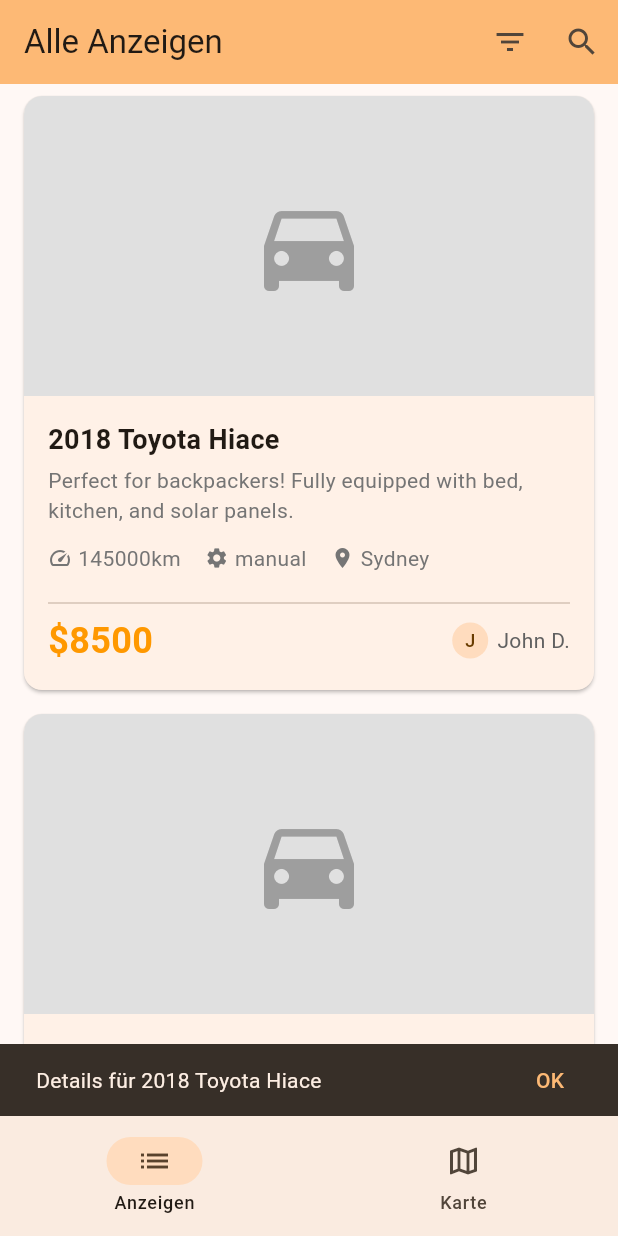
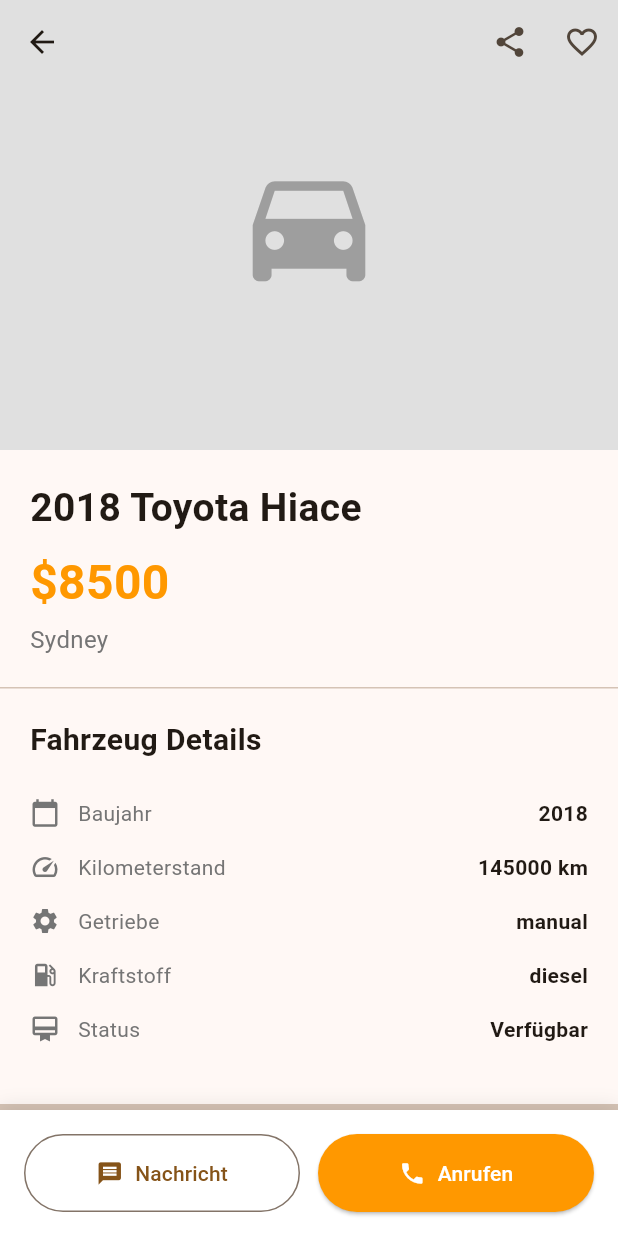
Before and after one commit to ben24188/Backpacker-Wheels, a Flutter app: the screen it shows after launch, after a tap on an icon or button, on a phone screen of 412 x 824 dp. Run offline on Flutter 3.47's test engine with Material 3 defaults, Android fonts, the phone set to English and light mode, and no system bars; our stand-ins replace flutter_map, latlong2, supabase_flutter; accounts and stored records are empty; statements that could not run were skipped.

Commit message:
Detail-Seite mit Foto-Galerie, Specs, Map und Verkäufer-Info

```diff
--- a/lib/screens/feed_screen.dart
+++ b/lib/screens/feed_screen.dart
@@ -2,6 +2,7 @@
 import 'package:latlong2/latlong.dart';
 import '../models/vehicle.dart';
 import '../widgets/vehicle_card.dart';
+import 'vehicle_detail_screen.dart';
 
 class FeedScreen extends StatefulWidget {
   const FeedScreen({super.key});
@@ -200,15 +201,11 @@
   }
 
   void _showVehicleDetails(Vehicle vehicle) {
-    ScaffoldMessenger.of(context).showSnackBar(
-      SnackBar(
-        content: Text('Details für ${vehicle.fullTitle}'),
-        action: SnackBarAction(
-          label: 'OK',
-          onPressed: () {},
-        ),
+    Navigator.push(
+      context,
+      MaterialPageRoute(
+        builder: (context) => VehicleDetailScreen(vehicle: vehicle),
       ),
     );
-    // TODO: Navigation zur Detail-Seite
   }
 }
--- a/lib/screens/map_screen.dart
+++ b/lib/screens/map_screen.dart
@@ -1,6 +1,8 @@
 import 'package:flutter/material.dart';
 import 'package:flutter_map/flutter_map.dart';
 import 'package:latlong2/latlong.dart';
+import '../models/vehicle.dart';
+import 'vehicle_detail_screen.dart';
 
 class MapScreen extends StatefulWidget {
   const MapScreen({super.key});
@@ -149,85 +151,42 @@
   }
 
   void _showCarDetails(CarMarker carMarker) {
-    showModalBottomSheet(
-      context: context,
-      builder: (context) => Container(
-        padding: const EdgeInsets.all(20),
-        child: Column(
-          mainAxisSize: MainAxisSize.min,
-          crossAxisAlignment: CrossAxisAlignment.start,
-          children: [
-            Row(
-              children: [
-                const Icon(Icons.directions_car, size: 40, color: Colors.orange),
-                const SizedBox(width: 15),
-                Expanded(
-                  child: Column(
-                    crossAxisAlignment: CrossAxisAlignment.start,
-                    children: [
-                      Text(
-                        carMarker.title,
-                        style: const TextStyle(
-                          fontSize: 20,
-                          fontWeight: FontWeight.bold,
-                        ),
-                      ),
-                      Text(
-                        'Verkäufer: ${carMarker.seller}',
-                        style: TextStyle(color: Colors.grey[600]),
-                      ),
-                    ],
-                  ),
-                ),
-              ],
-            ),
-            const SizedBox(height: 15),
-            const Divider(),
-            const SizedBox(height: 10),
-            Row(
-              mainAxisAlignment: MainAxisAlignment.spaceBetween,
-              children: [
-                Column(
-                  crossAxisAlignment: CrossAxisAlignment.start,
-                  children: [
-                    Text(
-                      'Preis',
-                      style: TextStyle(
-                        color: Colors.grey[600],
-                        fontSize: 12,
-                      ),
-                    ),
-                    Text(
-                      carMarker.price,
-                      style: const TextStyle(
-                        fontSize: 24,
-                        fontWeight: FontWeight.bold,
-                        color: Colors.orange,
-                      ),
-                    ),
-                  ],
-                ),
-                ElevatedButton.icon(
-                  onPressed: () {
-                    Navigator.pop(context);
-                    ScaffoldMessenger.of(context).showSnackBar(
-                      SnackBar(content: Text('Details für ${carMarker.title}')),
-                    );
-                  },
-                  icon: const Icon(Icons.arrow_forward),
-                  label: const Text('Details'),
-                  style: ElevatedButton.styleFrom(
-                    backgroundColor: Colors.orange,
-                    foregroundColor: Colors.white,
-                  ),
-                ),
-              ],
-            ),
-            const SizedBox(height: 10),
-          ],
-        ),
+    // Erstelle ein temporäres Vehicle für Demo
+    final vehicle = Vehicle(
+      id: carMarker.title,
+      userId: 'demo',
+      title: carMarker.title,
+      description: 'Perfect campervan for your Australian adventure!',
+      make: carMarker.title.split(' ')[0],
+      model: carMarker.title.split(' ').skip(1).join(' '),
+      year: int.parse(carMarker.title.split(' ').last),
+      price: double.parse(carMarker.price.replaceAll(RegExp(r'[^\d.]'), '')),
+      location: carMarker.position,
+      city: _getCityFromPosition(carMarker.position),
+      images: [],
+      createdAt: DateTime.now(),
+      sellerName: carMarker.seller,
+      mileage: 150000,
+      transmission: 'manual',
+      fuelType: 'diesel',
+    );
+
+    Navigator.push(
+      context,
+      MaterialPageRoute(
+        builder: (context) => VehicleDetailScreen(vehicle: vehicle),
       ),
     );
+  }
+
+  String _getCityFromPosition(LatLng position) {
+    if (position.latitude > -34 && position.latitude < -33) return 'Sydney';
+    if (position.latitude > -38 && position.latitude < -37) return 'Melbourne';
+    if (position.latitude > -28 && position.latitude < -27) return 'Brisbane';
+    if (position.latitude > -32 && position.latitude < -31) return 'Perth';
+    if (position.latitude > -35 && position.latitude < -34) return 'Adelaide';
+    if (position.latitude > -13 && position.latitude < -12) return 'Darwin';
+    return 'Australia';
   }
 }
 
--- /dev/null
+++ b/lib/screens/vehicle_detail_screen.dart
@@ -0,0 +1,420 @@
+import 'package:flutter/material.dart';
+import 'package:flutter_map/flutter_map.dart';
+import 'package:latlong2/latlong.dart';
+import '../models/vehicle.dart';
+
+class VehicleDetailScreen extends StatefulWidget {
+  final Vehicle vehicle;
+
+  const VehicleDetailScreen({
+    super.key,
+    required this.vehicle,
+  });
+
+  @override
+  State<VehicleDetailScreen> createState() => _VehicleDetailScreenState();
+}
+
+class _VehicleDetailScreenState extends State<VehicleDetailScreen> {
+  int _currentImageIndex = 0;
+
+  @override
+  Widget build(BuildContext context) {
+    return Scaffold(
+      body: CustomScrollView(
+        slivers: [
+          // App Bar mit Bild
+          SliverAppBar(
+            expandedHeight: 300,
+            pinned: true,
+            flexibleSpace: FlexibleSpaceBar(
+              background: _buildImageGallery(),
+            ),
+            actions: [
+              IconButton(
+                icon: const Icon(Icons.share),
+                onPressed: () {
+                  ScaffoldMessenger.of(context).showSnackBar(
+                    const SnackBar(content: Text('Teilen-Funktion kommt bald!')),
+                  );
+                },
+              ),
+              IconButton(
+                icon: const Icon(Icons.favorite_border),
+                onPressed: () {
+                  ScaffoldMessenger.of(context).showSnackBar(
+                    const SnackBar(content: Text('Zu Favoriten hinzugefügt!')),
+                  );
+                },
+              ),
+            ],
+          ),
+
+          // Content
+          SliverToBoxAdapter(
+            child: Column(
+              crossAxisAlignment: CrossAxisAlignment.start,
+              children: [
+                // Preis & Titel
+                _buildHeader(),
+                const Divider(height: 1),
+
+                // Specs
+                _buildSpecs(),
+                const Divider(height: 32, thickness: 8),
+
+                // Beschreibung
+                _buildDescription(),
+                const Divider(height: 32, thickness: 8),
+
+                // Standort Map
+                _buildLocationSection(),
+                const Divider(height: 32, thickness: 8),
+
+                // Verkäufer
+                _buildSellerSection(),
+
+                const SizedBox(height: 100), // Platz für Button
+              ],
+            ),
+          ),
+        ],
+      ),
+      bottomNavigationBar: _buildBottomBar(),
+    );
+  }
+
+  Widget _buildImageGallery() {
+    if (widget.vehicle.images.isEmpty) {
+      return Container(
+        color: Colors.grey[300],
+        child: const Center(
+          child: Icon(Icons.directions_car, size: 100, color: Colors.grey),
+        ),
+      );
+    }
+
+    return Stack(
+      children: [
+        PageView.builder(
+          itemCount: widget.vehicle.images.length,
+          onPageChanged: (index) {
+            setState(() {
+              _currentImageIndex = index;
+            });
+          },
+          itemBuilder: (context, index) {
+            return Image.network(
+              widget.vehicle.images[index],
+              fit: BoxFit.cover,
+              errorBuilder: (context, error, stackTrace) {
+                return Container(
+                  color: Colors.grey[300],
+                  child: const Center(
+                    child: Icon(Icons.broken_image, size: 50),
+                  ),
+                );
+              },
+            );
+          },
+        ),
+
+        // Image Counter
+        if (widget.vehicle.images.length > 1)
+          Positioned(
+            bottom: 16,
+            right: 16,
+            child: Container(
+              padding: const EdgeInsets.symmetric(horizontal: 12, vertical: 6),
+              decoration: BoxDecoration(
+                color: Colors.black54,
+                borderRadius: BorderRadius.circular(20),
+              ),
+              child: Text(
+                '${_currentImageIndex + 1} / ${widget.vehicle.images.length}',
+                style: const TextStyle(
+                  color: Colors.white,
+                  fontWeight: FontWeight.bold,
+                ),
+              ),
+            ),
+          ),
+      ],
+    );
+  }
+
+  Widget _buildHeader() {
+    return Padding(
+      padding: const EdgeInsets.all(20),
+      child: Column(
+        crossAxisAlignment: CrossAxisAlignment.start,
+        children: [
+          Text(
+            widget.vehicle.fullTitle,
+            style: const TextStyle(
+              fontSize: 26,
+              fontWeight: FontWeight.bold,
+            ),
+          ),
+          const SizedBox(height: 8),
+          Text(
+            widget.vehicle.formattedPrice,
+            style: const TextStyle(
+              fontSize: 32,
+              fontWeight: FontWeight.bold,
+              color: Colors.orange,
+            ),
+          ),
+          const SizedBox(height: 4),
+          Text(
+            '${widget.vehicle.city ?? widget.vehicle.state ?? 'Australia'}',
+            style: TextStyle(
+              fontSize: 16,
+              color: Colors.grey[600],
+            ),
+          ),
+        ],
+      ),
+    );
+  }
+
+  Widget _buildSpecs() {
+    return Padding(
+      padding: const EdgeInsets.all(20),
+      child: Column(
+        crossAxisAlignment: CrossAxisAlignment.start,
+        children: [
+          const Text(
+            'Fahrzeug Details',
+            style: TextStyle(fontSize: 20, fontWeight: FontWeight.bold),
+          ),
+          const SizedBox(height: 16),
+          _buildSpecRow(Icons.calendar_today, 'Baujahr', '${widget.vehicle.year}'),
+          _buildSpecRow(Icons.speed, 'Kilometerstand',
+              widget.vehicle.mileage != null ? '${widget.vehicle.mileage} km' : 'N/A'),
+          _buildSpecRow(Icons.settings, 'Getriebe',
+              widget.vehicle.transmission ?? 'N/A'),
+          _buildSpecRow(Icons.local_gas_station, 'Kraftstoff',
+              widget.vehicle.fuelType ?? 'N/A'),
+          _buildSpecRow(Icons.card_membership, 'Status',
+              widget.vehicle.status == 'available' ? 'Verfügbar' : 'Verkauft'),
+        ],
+      ),
+    );
+  }
+
+  Widget _buildSpecRow(IconData icon, String label, String value) {
+    return Padding(
+      padding: const EdgeInsets.symmetric(vertical: 8),
+      child: Row(
+        children: [
+          Icon(icon, size: 20, color: Colors.grey[600]),
+          const SizedBox(width: 12),
+          Expanded(
+            child: Text(
+              label,
+              style: TextStyle(color: Colors.grey[600]),
+            ),
+          ),
+          Text(
+            value,
+            style: const TextStyle(fontWeight: FontWeight.w600),
+          ),
+        ],
+      ),
+    );
+  }
+
+  Widget _buildDescription() {
+    if (widget.vehicle.description.isEmpty) {
+      return const SizedBox.shrink();
+    }
+
+    return Padding(
+      padding: const EdgeInsets.all(20),
+      child: Column(
+        crossAxisAlignment: CrossAxisAlignment.start,
+        children: [
+          const Text(
+            'Beschreibung',
+            style: TextStyle(fontSize: 20, fontWeight: FontWeight.bold),
+          ),
+          const SizedBox(height: 12),
+          Text(
+            widget.vehicle.description,
+            style: const TextStyle(fontSize: 16, height: 1.5),
+          ),
+        ],
+      ),
+    );
+  }
+
+  Widget _buildLocationSection() {
+    return Column(
+      crossAxisAlignment: CrossAxisAlignment.start,
+      children: [
+        const Padding(
+          padding: EdgeInsets.symmetric(horizontal: 20),
+          child: Text(
+            'Standort',
+            style: TextStyle(fontSize: 20, fontWeight: FontWeight.bold),
+          ),
+        ),
+        const SizedBox(height: 12),
+        SizedBox(
+          height: 200,
+          child: FlutterMap(
+            options: MapOptions(
+              initialCenter: widget.vehicle.location,
+              initialZoom: 12.0,
+              interactionOptions: const InteractionOptions(
+                flags: InteractiveFlag.pinchZoom | InteractiveFlag.drag,
+              ),
+            ),
+            children: [
+              TileLayer(
+                urlTemplate: 'https://tile.openstreetmap.org/{z}/{x}/{y}.png',
+                userAgentPackageName: 'com.backpackerwheels.backpacker_wheels',
+              ),
+              MarkerLayer(
+                markers: [
+                  Marker(
+                    point: widget.vehicle.location,
+                    width: 40,
+                    height: 40,
+                    child: const Icon(
+                      Icons.location_on,
+                      color: Colors.red,
+                      size: 40,
+                    ),
+                  ),
+                ],
+              ),
+            ],
+          ),
+        ),
+        Padding(
+          padding: const EdgeInsets.all(20),
+          child: Row(
+            children: [
+              Icon(Icons.location_on, color: Colors.grey[600]),
+              const SizedBox(width: 8),
+              Text(
+                '${widget.vehicle.city ?? widget.vehicle.state ?? 'Australia'}',
+                style: const TextStyle(fontSize: 16),
+              ),
+            ],
+          ),
+        ),
+      ],
+    );
+  }
+
+  Widget _buildSellerSection() {
+    return Padding(
+      padding: const EdgeInsets.all(20),
+      child: Column(
+        crossAxisAlignment: CrossAxisAlignment.start,
+        children: [
+          const Text(
+            'Verkäufer',
+            style: TextStyle(fontSize: 20, fontWeight: FontWeight.bold),
+          ),
+          const SizedBox(height: 16),
+          Row(
+            children: [
+              CircleAvatar(
+                radius: 30,
+                child: Text(
+                  widget.vehicle.sellerName?[0].toUpperCase() ?? 'A',
+                  style: const TextStyle(fontSize: 24),
+                ),
+              ),
+              const SizedBox(width: 16),
+              Expanded(
+                child: Column(
+                  crossAxisAlignment: CrossAxisAlignment.start,
+                  children: [
+                    Text(
+                      widget.vehicle.sellerName ?? 'Anonymer Verkäufer',
+                      style: const TextStyle(
+                        fontSize: 18,
+                        fontWeight: FontWeight.bold,
+                      ),
+                    ),
+                    const SizedBox(height: 4),
+                    Text(
+                      'Mitglied seit ${widget.vehicle.createdAt.year}',
+                      style: TextStyle(color: Colors.grey[600]),
+                    ),
+                  ],
+                ),
+              ),
+              OutlinedButton(
+                onPressed: () {
+                  ScaffoldMessenger.of(context).showSnackBar(
+                    const SnackBar(content: Text('Profil anzeigen')),
+                  );
+                },
+                child: const Text('Profil'),
+              ),
+            ],
+          ),
+        ],
+      ),
+    );
+  }
+
+  Widget _buildBottomBar() {
+    return Container(
+      padding: const EdgeInsets.all(16),
+      decoration: BoxDecoration(
+        color: Colors.white,
+        boxShadow: [
+          BoxShadow(
+            color: Colors.black.withOpacity(0.1),
+            blurRadius: 10,
+            offset: const Offset(0, -2),
+          ),
+        ],
+      ),
+      child: Row(
+        children: [
+          Expanded(
+            child: OutlinedButton.icon(
+              onPressed: () {
+                ScaffoldMessenger.of(context).showSnackBar(
+                  const SnackBar(content: Text('Nachricht senden')),
+                );
+              },
+              icon: const Icon(Icons.message),
+              label: const Text('Nachricht'),
+              style: OutlinedButton.styleFrom(
+                padding: const EdgeInsets.symmetric(vertical: 16),
+              ),
+            ),
+          ),
+          const SizedBox(width: 12),
+          Expanded(
+            child: ElevatedButton.icon(
+              onPressed: () {
+                ScaffoldMessenger.of(context).showSnackBar(
+                  SnackBar(
+                    content: Text('Anruf: ${widget.vehicle.sellerName}'),
+                  ),
+                );
+              },
+              icon: const Icon(Icons.phone),
+              label: const Text('Anrufen'),
+              style: ElevatedButton.styleFrom(
+                backgroundColor: Colors.orange,
+                foregroundColor: Colors.white,
+                padding: const EdgeInsets.symmetric(vertical: 16),
+              ),
+            ),
+          ),
+        ],
+      ),
+    );
+  }
+}
```
